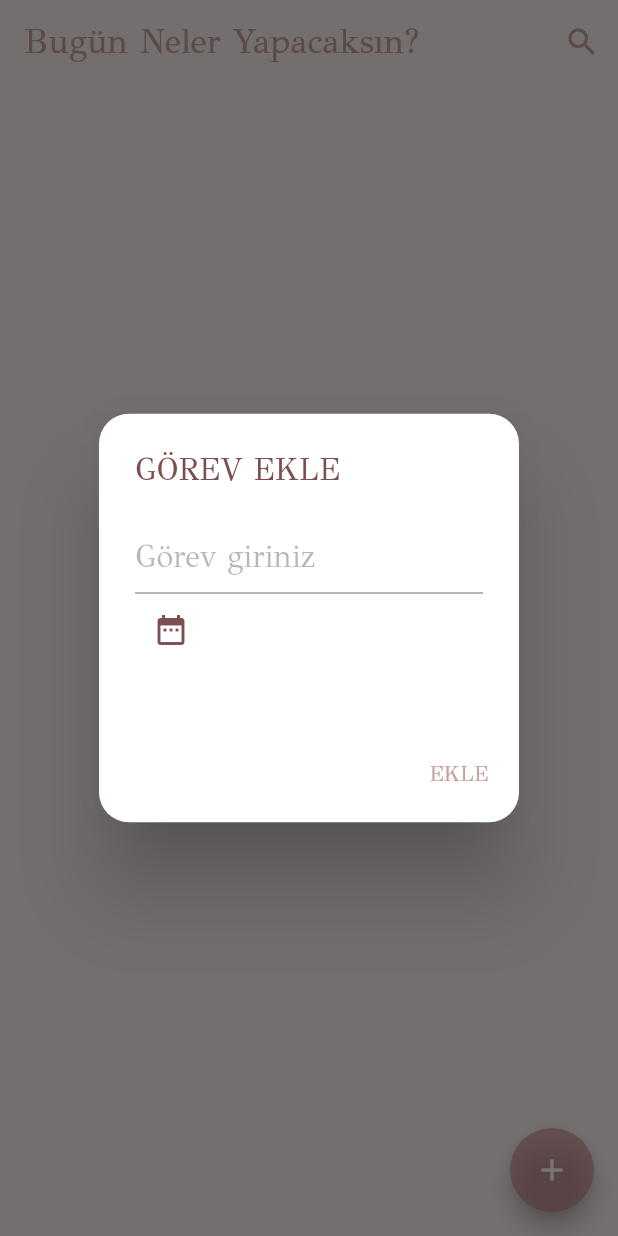
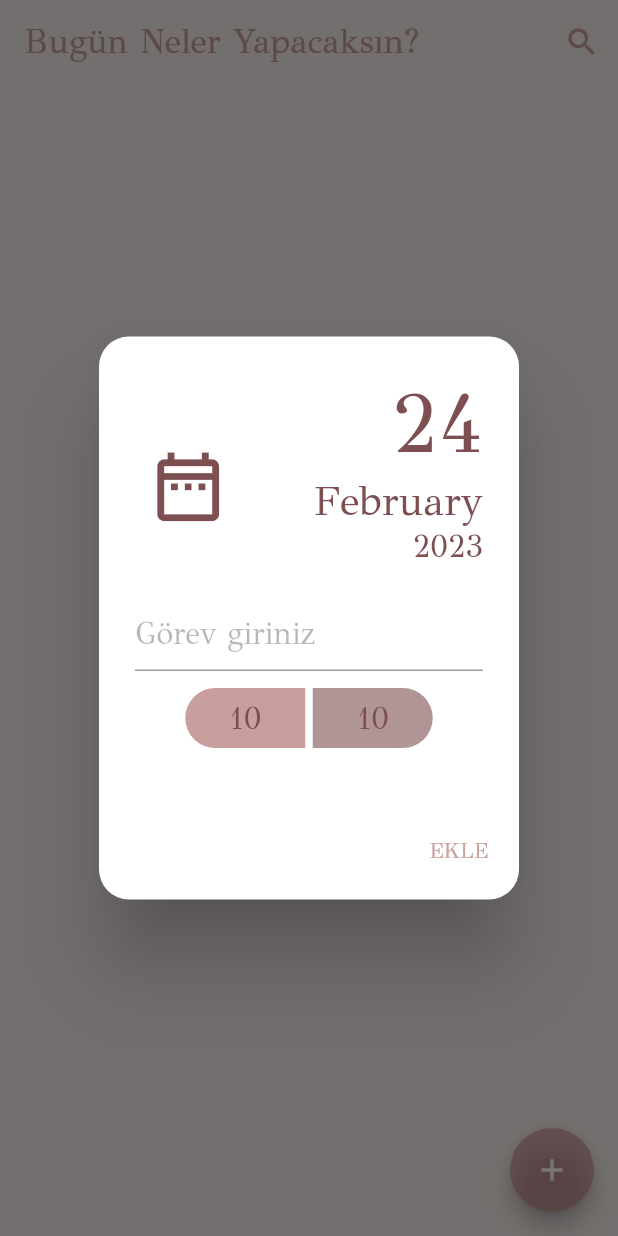
Before and after one commit to ecembostancioglu/todo_hive, a Flutter app: the screen it shows after launch, after a tap on the "add" icon, on a phone screen of 412 x 824 dp. Run offline on Flutter 3.47's test engine with Material 2 defaults, Android fonts, the phone set to English and light mode, and no system bars; our stand-ins replace bloc, equatable, flutter_bloc, flutter_datetime_picker, flutter_screenutil, hive and 1 more; accounts and stored records are empty.

Commit message:
Added formatted times

```diff
--- a/lib/app.dart
+++ b/lib/app.dart
@@ -20,6 +20,14 @@ class MyApp extends StatelessWidget {
                 color: ColorConstants.titleColor,
               ),
                 textTheme: TextTheme(
+                  headlineLarge:TextStyle(
+                      color: ColorConstants.titleColor,
+                      fontSize: 48.sp
+                  ),
+                    titleLarge:TextStyle(
+                        color: ColorConstants.titleColor,
+                        fontSize: 24.sp
+                    ),
                     titleMedium: TextStyle(
                         color: ColorConstants.titleColor,
                         fontSize: 18.sp
--- a/lib/views/home.dart
+++ b/lib/views/home.dart
@@ -2,8 +2,9 @@ import 'package:flutter/material.dart';
 import 'package:flutter_bloc/flutter_bloc.dart';
 import 'package:flutter_datetime_picker/flutter_datetime_picker.dart';
 import 'package:flutter_screenutil/flutter_screenutil.dart';
+import 'package:hive/hive.dart';
+import 'package:intl/intl.dart';
 import 'package:todo_hive/constants/text_constants.dart';
-import 'package:todo_hive/constants/widgets/alert_widget.dart';
 
 import '../bloc/todo_bloc.dart';
 import '../constants/color_constants.dart';
@@ -21,6 +22,12 @@ class _HomePageState extends State<HomePage> {
   late List<Todo> _allTodos;
   TextEditingController textEditingController=TextEditingController();
   var newTodo;
+  DateTime? time;
+
+
+  String formattedDay=DateFormat.d().format(DateTime.now());
+  String formattedYear=DateFormat.y().format(DateTime.now());
+  String formattedMonth=DateFormat.MMMM().format(DateTime.now());
 
   @override
   void initState() {
@@ -68,29 +75,21 @@ class _HomePageState extends State<HomePage> {
                 barrierDismissible: true,
                 context: context,
                 builder: (context){
+                  return buildAlertDialog(context);
+                });
+        },
+        child: const Icon(Icons.add),
+      ),
+    );
+  }
+
+  AlertDialog buildAlertDialog(BuildContext context) {
     return AlertDialog(
                 shape:RoundedRectangleBorder(
                     borderRadius: BorderRadius.circular(20)
                 ),
-                  title: Text(TextConstants.gorevEkle,
-                      style: Theme.of(context).textTheme.titleMedium),
-                  content: SizedBox(
-                    height: 100.w,
-                    child: Column(
-                      children: [
-                        TextField(
-                          controller: textEditingController,
-                          style: const TextStyle(
-                              color: ColorConstants.primaryColor
-                          ),
-                          decoration: const InputDecoration(
-                              hintText: TextConstants.gorevGiriniz,
-                              hintStyle: TextStyle(
-                                  color: ColorConstants.hintTextColor
-                              )
-                          ),
-                        ),
-                        Row(
+                title: Row(
+                  mainAxisAlignment: MainAxisAlignment.spaceBetween,
                   children: [
                     IconButton(
                         onPressed: (){
@@ -109,7 +108,69 @@ class _HomePageState extends State<HomePage> {
                                   headerColor: ColorConstants.scaffoldColor
                               ) );
                         },
-                                icon: Icon(Icons.date_range))
+                        icon: Icon(Icons.date_range_outlined,
+                            size: 48.sp)),
+                    Column(
+                      crossAxisAlignment: CrossAxisAlignment.end,
+                      children: [
+                        Text(formattedDay,style:Theme.of(context).textTheme.headlineLarge),
+                        Text(formattedMonth,style:Theme.of(context).textTheme.titleLarge),
+                        Text(formattedYear,style:Theme.of(context).textTheme.titleMedium),
+                      ],
+                    ),
+                  ],
+                ),
+                content: SizedBox(
+                  height: 100.w,
+                  child: Column(
+                    children: [
+                      TextField(
+                        controller: textEditingController,
+                        style: const TextStyle(
+                            color: ColorConstants.primaryColor
+                        ),
+                        decoration: const InputDecoration(
+                            hintText: TextConstants.gorevGiriniz,
+                            hintStyle: TextStyle(
+                                color: ColorConstants.hintTextColor
+                            )
+                        ),
+                      ),
+                      SizedBox(
+                        height: 10.w,
+                      ),
+                      Row(
+                        mainAxisAlignment: MainAxisAlignment.center,
+                        children: [
+                          Container(
+                            height: 40,
+                            width: 80,
+                            decoration: const BoxDecoration(
+                              color: ColorConstants.primaryColor,
+                              borderRadius: BorderRadius.only(
+                                  topLeft: Radius.circular(20),
+                                  bottomLeft:Radius.circular(20)),
+                            ),
+                            child: time == null
+                                ? Center(child: Text('${DateTime.now().hour}'))
+                                : Center(child: Text('${time}')),
+                          ),
+                          SizedBox(
+                            width: 5,
+                          ),
+                          Container(
+                            height: 40,
+                            width: 80,
+                            decoration: BoxDecoration(
+                              color: ColorConstants.titleColor.withOpacity(0.6),
+                              borderRadius: BorderRadius.only(
+                                  topRight: Radius.circular(20),
+                                  bottomRight:Radius.circular(20)),
+                            ),
+                            child: time == null
+                                ? Center(child: Text('${DateTime.now().hour}'))
+                                : Center(child: Text('${time}')),
+                          ),
                         ],
                       )
                     ],
@@ -125,10 +186,5 @@ class _HomePageState extends State<HomePage> {
                   )
                 ],
               );
-              });
-        },
-        child: const Icon(Icons.add),
-      ),
-    );
   }
 }
--- a/pubspec.yaml
+++ b/pubspec.yaml
@@ -42,6 +42,7 @@ dependencies:
   bloc: ^8.1.1
   flutter_bloc: ^8.1.2
   equatable: ^2.0.5
+  intl: ^0.18.0
 
 dev_dependencies:
   flutter_test:
@@ -68,6 +69,7 @@ flutter:
   # To add assets to your application, add an assets section, like this:
   assets:
    - assets/
+   - assets/images/
   #   - images/a_dot_ham.jpeg
 
   # An image asset can refer to one or more resolution-specific "variants", see
```
Also changed, not shown: pubspec.lock. Lines whose indentation alone changed are shown as unchanged.
